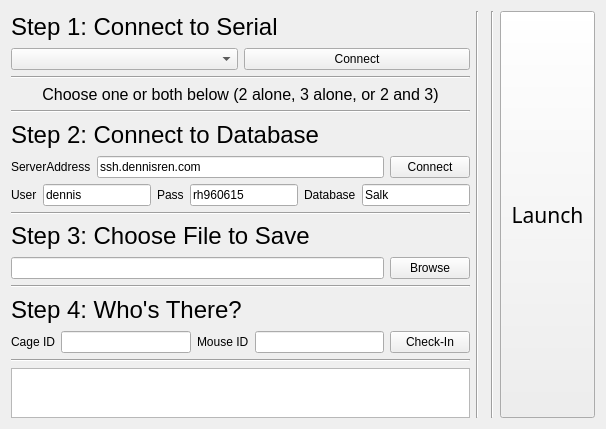
Qt form luncherUI.ui (Salk-Shtrahman/Temporal) before a commit.
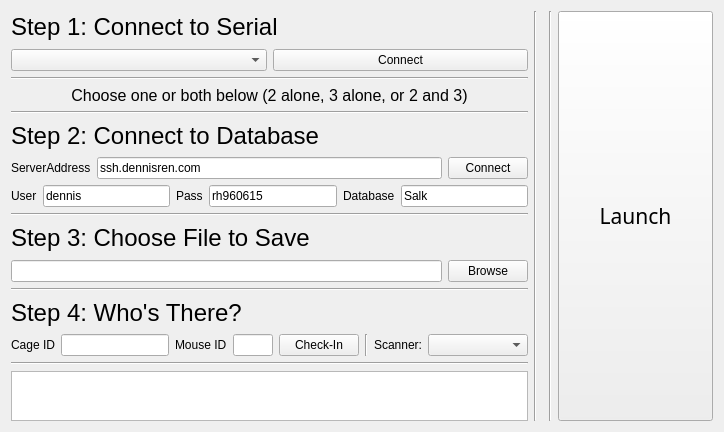
The same form after that commit.

```diff
--- a/luncherUI.ui
+++ b/luncherUI.ui
@@ -6,8 +6,8 @@
    <rect>
     <x>0</x>
     <y>0</y>
-    <width>606</width>
-    <height>429</height>
+    <width>724</width>
+    <height>432</height>
    </rect>
   </property>
   <property name="windowTitle">
@@ -33,7 +33,14 @@
         </widget>
        </item>
        <item>
-        <widget class="QLineEdit" name="cageBox"/>
+        <widget class="QLineEdit" name="cageBox">
+         <property name="minimumSize">
+          <size>
+           <width>60</width>
+           <height>0</height>
+          </size>
+         </property>
+        </widget>
        </item>
        <item>
         <widget class="QLabel" name="label_22">
@@ -43,7 +50,14 @@
         </widget>
        </item>
        <item>
-        <widget class="QLineEdit" name="mouseBox"/>
+        <widget class="QLineEdit" name="mouseBox">
+         <property name="maximumSize">
+          <size>
+           <width>40</width>
+           <height>16777215</height>
+          </size>
+         </property>
+        </widget>
        </item>
        <item>
         <widget class="QPushButton" name="checkButton">
@@ -52,6 +66,30 @@
          </property>
         </widget>
        </item>
+       <item>
+        <widget class="Line" name="line_8">
+         <property name="orientation">
+          <enum>Qt::Vertical</enum>
+         </property>
+        </widget>
+       </item>
+       <item>
+        <widget class="QLabel" name="label_2">
+         <property name="text">
+          <string>Scanner:</string>
+         </property>
+        </widget>
+       </item>
+       <item>
+        <widget class="QComboBox" name="comboBox">
+         <property name="minimumSize">
+          <size>
+           <width>100</width>
+           <height>0</height>
+          </size>
+         </property>
+        </widget>
+       </item>
       </layout>
      </item>
      <item row="3" column="0">
```
